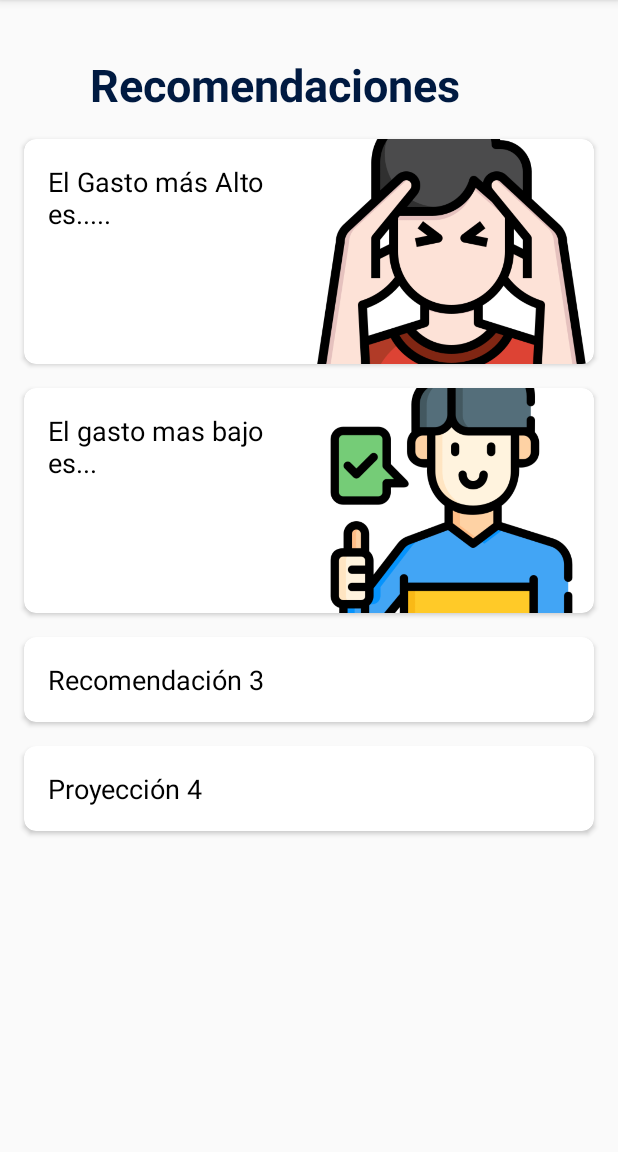
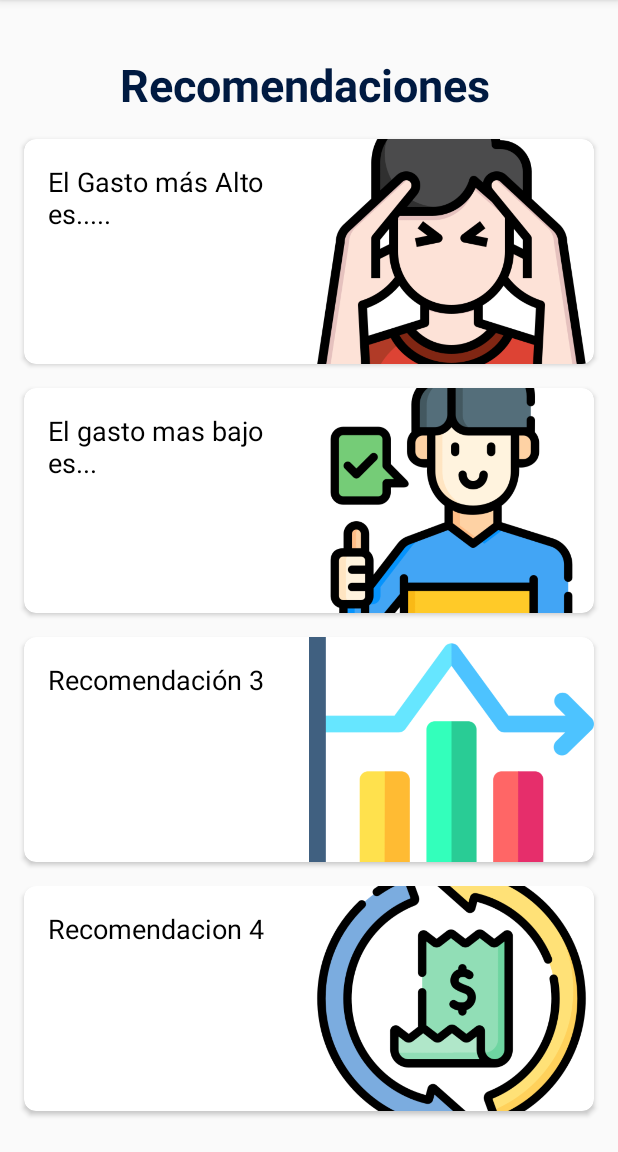
Before and after one commit to JmanCentral/Finazapp, an Android app built with Jetpack Compose: the fragment FragmentProyecciones shown on its own in the app's theme, on a phone screen of 412 x 824 dp, the part 84-1236 px from its top. Run offline under Robolectric (Android 15) with nearby library versions, the phone set to English and light mode, and no system bars; our stand-ins replace Room's generated code.

Commit message:
Ajustes de las recomendaciones

```diff
--- a/app/build.gradle.kts
+++ b/app/build.gradle.kts
@@ -65,7 +65,6 @@ dependencies {
     implementation("com.github.lecho:hellocharts-library:1.5.8@aar")
     implementation("androidx.constraintlayout:constraintlayout:2.1.4")
     implementation("androidx.recyclerview:recyclerview:1.3.2")
-
     // Reemplazar con la versión de lifecycle adecuada
     implementation("androidx.lifecycle:lifecycle-extensions:2.2.0")
     implementation("androidx.lifecycle:lifecycle-runtime-ktx:2.7.0")
@@ -73,7 +72,6 @@ dependencies {
     implementation("androidx.lifecycle:lifecycle-viewmodel-ktx:2.7.0")
     implementation("androidx.activity:activity:1.9.2")
     implementation("androidx.work:work-runtime-ktx:2.9.1")
-
     val room_version = "2.6.1"
     implementation("androidx.room:room-runtime:$room_version")
     kapt("androidx.room:room-compiler:$room_version")
--- a/app/src/main/java/com/practica/finazapp/DAOS/DAO.kt
+++ b/app/src/main/java/com/practica/finazapp/DAOS/DAO.kt
@@ -134,6 +134,13 @@ interface GastoDao {
 
     @Query("SELECT * FROM Gasto WHERE idUsuario = :usuarioId ORDER BY valor ASC LIMIT 1")
     fun getGastoMasBajo(usuarioId: Long): LiveData<Gasto>
+
+    @Query("SELECT AVG(valor) FROM Gasto WHERE idUsuario = :usuarioId AND SUBSTR(fecha, 1, INSTR(fecha, '-') - 1) = strftime('%Y', 'now') AND SUBSTR(fecha, INSTR(fecha, '-') + 1, 2) = strftime('%m', 'now')")
+    fun getPromedioGastosMes(usuarioId: Long): LiveData<Double>
+
+    @Query("SELECT * FROM Gasto WHERE idUsuario = :usuarioId AND descripcion LIKE '%recurrente%'")
+    fun getGastosRecurrentes(usuarioId: Long): LiveData<List<Gasto>>
+
 }
 
 
--- a/app/src/main/res/layout/fragment_alertas.xml
+++ b/app/src/main/res/layout/fragment_alertas.xml
@@ -13,7 +13,7 @@
         android:layout_height="wrap_content"
         android:layout_marginStart="70dp"
         android:layout_marginTop="36dp"
-        android:text="Controla tus alertas"
+        android:text="Controla tus gastos"
         android:textColor="#001A41"
         android:textSize="30sp"
         android:textStyle="bold"
--- a/app/src/main/res/layout/fragment_proyecciones.xml
+++ b/app/src/main/res/layout/fragment_proyecciones.xml
@@ -10,7 +10,7 @@
         android:id="@+id/Proyecciones"
         android:layout_width="wrap_content"
         android:layout_height="wrap_content"
-        android:layout_marginStart="60dp"
+        android:layout_marginStart="80dp"
         android:layout_marginTop="36dp"
         android:text="Recomendaciones"
         android:textColor="#001A41"
@@ -106,14 +106,31 @@
         app:layout_constraintStart_toStartOf="parent"
         app:layout_constraintEnd_toEndOf="parent">
 
+        <LinearLayout
+            android:layout_width="match_parent"
+            android:layout_height="wrap_content"
+            android:orientation="horizontal">
+
         <TextView
-            android:id="@+id/text"
-            android:layout_width="wrap_content"
+            android:id="@+id/textpromedio"
+            android:layout_width="0dp"
             android:layout_height="wrap_content"
+            android:layout_weight="1"
             android:padding="16dp"
             android:text="Recomendación 3"
             android:textSize="18sp"
             android:textColor="@android:color/black" />
+
+            <ImageView
+                android:id="@+id/imageViewGasto2"
+                android:layout_width="0dp"
+                android:layout_height="150dp"
+                android:layout_weight="1"
+                android:src="@drawable/promedio"
+                android:scaleType="centerCrop"
+                android:contentDescription="Imagen de gasto"
+                android:layout_gravity="center" />
+        </LinearLayout>
     </androidx.cardview.widget.CardView>
 
     <androidx.cardview.widget.CardView
@@ -126,13 +143,32 @@
         app:layout_constraintStart_toStartOf="parent"
         app:layout_constraintEnd_toEndOf="parent">
 
+        <LinearLayout
+            android:layout_width="match_parent"
+            android:layout_height="wrap_content"
+            android:orientation="horizontal">
+
         <TextView
-            android:layout_width="wrap_content"
+            android:id="@+id/textRecurrente"
+            android:layout_width="0dp"
             android:layout_height="wrap_content"
+            android:layout_weight="1"
             android:padding="16dp"
-            android:text="Proyección 4"
+            android:text="Recomendacion 4"
             android:textSize="18sp"
             android:textColor="@android:color/black" />
+
+            <ImageView
+                android:id="@+id/imageViewGasto3"
+                android:layout_width="0dp"
+                android:layout_height="150dp"
+                android:layout_weight="1"
+                android:src="@drawable/facturacion"
+                android:scaleType="centerCrop"
+                android:contentDescription="Imagen de gasto"
+                android:layout_gravity="center" />
+        </LinearLayout>
+
     </androidx.cardview.widget.CardView>
 
 
```
Also changed, not shown: app/src/main/java/com/practica/finazapp/Repositorios/GastoRepository.kt (+11 -2 lines), app/src/main/java/com/practica/finazapp/ViewModel/GastosViewModel.kt (+9 -0 lines), app/src/main/java/com/practica/finazapp/Vista/FragmentProyecciones.kt (+36 -0 lines), app/src/main/java/com/practica/finazapp/Entidades/Entidades.kt (line endings or trailing spaces), app/src/main/res/drawable/facturacion.png (added), app/src/main/res/drawable/promedio.png (added).
